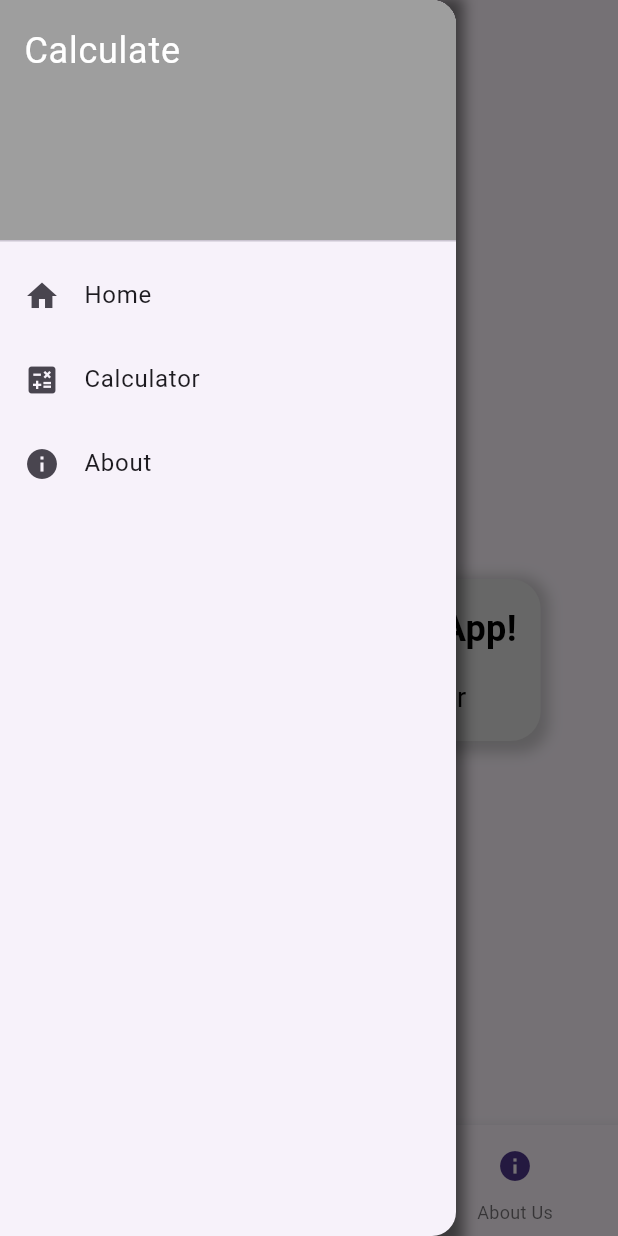
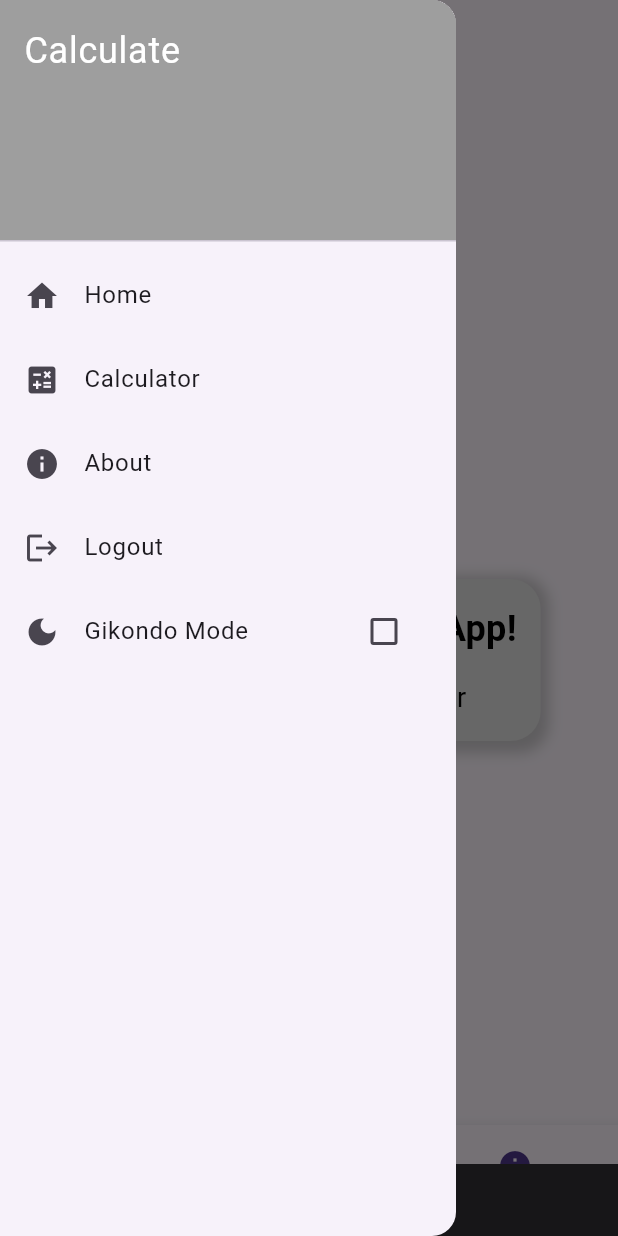
Before and after one commit to Joe-Ineza/calculatorAssignVersion2, a Flutter app: the screen it shows after launch, in the side drawer, after a tap on the "menu" icon, on a phone screen of 412 x 824 dp. Run offline on Flutter 3.47's test engine with Material 3 defaults, Android fonts, the light colour scheme and no system bars; our stand-ins replace internet_connection_checker.

Commit message:
Assignment 3

```diff
--- a/lib/main.dart
+++ b/lib/main.dart
@@ -1,6 +1,9 @@
 import 'package:flutter/material.dart';
 import 'package:calculatorvtwo_app/AboutView.dart';
 import 'package:calculatorvtwo_app/CalculatorView.dart';
+import 'package:internet_connection_checker/internet_connection_checker.dart';
+import 'package:provider/provider.dart';
+import 'package:calculatorvtwo_app/login.dart';
 
 void main() {
   runApp(const MyApp());
@@ -13,19 +16,71 @@ class MyApp extends StatelessWidget {
 
   @override
   Widget build(BuildContext context) {
+    return ChangeNotifierProvider(
+      create: (_) => DarkThemeProvider(),
+      child: Consumer<DarkThemeProvider>(
+        builder: (context, themeProvider, _) {
           return MaterialApp(
-      title: 'Navigator',
-      theme: theme,
+            debugShowCheckedModeBanner: false,
+            theme:
+                themeProvider.darkTheme ? ThemeData.dark() : ThemeData.light(),
             home: const HomeScreen(),
+          );
+        },
+      ),
     );
   }
 }
 
-class HomeScreen extends StatelessWidget {
+class HomeScreen extends StatefulWidget {
   const HomeScreen({Key? key}) : super(key: key);
 
   @override
+  _HomeScreenState createState() => _HomeScreenState();
+}
+
+class _HomeScreenState extends State<HomeScreen> {
+  int _selectedIndex = 0;
+  String _connectionStatus = 'Unknown';
+  int _currentIndex = 0;
+
+  @override
+  void initState() {
+    super.initState();
+    _initConnectivity();
+    _listenForConnectivityChanges();
+  }
+
+  Future<void> _initConnectivity() async {
+    bool isConnected = await InternetConnectionChecker().hasConnection;
+    setState(() {
+      _connectionStatus = isConnected ? 'Connected' : 'Disconnected';
+    });
+  }
+
+  void _listenForConnectivityChanges() {
+    InternetConnectionChecker().onStatusChange.listen((status) {
+      setState(() {
+        _connectionStatus = status == InternetConnectionStatus.connected
+            ? 'Connected'
+            : 'Disconnected';
+      });
+      _showConnectivitySnackbar();
+    });
+  }
+
+  void _showConnectivitySnackbar() {
+    ScaffoldMessenger.of(context).showSnackBar(
+      SnackBar(
+        content: Text(_connectionStatus),
+        duration: Duration(seconds: 15),
+      ),
+    );
+  }
+
+  @override
   Widget build(BuildContext context) {
+    final themeChange = Provider.of<DarkThemeProvider>(context);
     return Scaffold(
       appBar: AppBar(
         title: const Text('NavCalcApp'),
@@ -38,26 +93,11 @@ class HomeScreen extends StatelessWidget {
           ),
         ),
       ),
-      drawer: Container(
-        decoration: BoxDecoration(
-          boxShadow: [
-            BoxShadow(
-              color: Colors.black.withOpacity(0.5),
-              spreadRadius: 5,
-              blurRadius: 7,
-              offset: Offset(0, 3), // changes the shadow direction
-            ),
-          ],
-        ),
-        child: Drawer(
+      drawer: Drawer(
         child: ListView(
           padding: EdgeInsets.zero,
           children: [
-              Container(
-                constraints: BoxConstraints(
-                  maxWidth: 100,
-                ),
-                child: DrawerHeader(
+            DrawerHeader(
               decoration: BoxDecoration(
                 color: Colors.grey,
               ),
@@ -69,13 +109,11 @@ class HomeScreen extends StatelessWidget {
                 ),
               ),
             ),
-              ),
             ListTile(
               leading: Icon(Icons.home),
               title: Text('Home'),
               onTap: () {
                 Navigator.pop(context);
-                  // Navigate to the home screen or any other screen as needed
               },
             ),
             ListTile(
@@ -104,8 +142,32 @@ class HomeScreen extends StatelessWidget {
                 );
               },
             ),
+            ListTile(
+              leading: Icon(Icons.logout),
+              title: Text('Logout'),
+              onTap: () {
+                Navigator.pop(context);
+                Navigator.push(
+                  context,
+                  MaterialPageRoute(
+                    builder: (context) => LoginScreen(),
+                  ),
+                );
+              },
+            ),
+            ListTile(
+              leading: Icon(Icons.dark_mode),
+              title: Text('Gikondo Mode'),
+              trailing: Checkbox(
+                value: themeChange.darkTheme,
+                onChanged: (bool? value) {
+                  if (value != null) {
+                    themeChange.darkTheme = value;
+                  }
+                },
+              ),
+            )
           ],
-          ),
         ),
       ),
       body: Stack(
@@ -215,3 +277,14 @@ class HomeScreen extends StatelessWidget {
     );
   }
 }
+
+class DarkThemeProvider with ChangeNotifier {
+  bool _darkTheme = false;
+
+  bool get darkTheme => _darkTheme;
+
+  set darkTheme(bool value) {
+    _darkTheme = value;
+    notifyListeners();
+  }
+}
--- a/pubspec.yaml
+++ b/pubspec.yaml
@@ -30,6 +30,10 @@ environment:
 dependencies:
   flutter:
     sdk: flutter
+  shared_preferences: ^2.2.2
+  provider: ^6.1.1
+  internet_connection_checker: ^1.0.0+1
+  # google_sign_in: ^5.4.2
 
   # The following adds the Cupertino Icons font to your application.
   # Use with the CupertinoIcons class for iOS style icons.
```
Also changed, not shown: lib/SignUpView.dart (added, +65 -0 lines), lib/dark_theme_styles.dart (added, +29 -0 lines), lib/login.dart (added, +124 -0 lines), notifiers/dark_theme_provider.dart (added, +16 -0 lines), shared_preferences/shared_preferences.dart (added, +15 -0 lines), utils/devfestpreferences.dart (added, +15 -0 lines), pubspec.lock, 2 other files. Lines whose indentation alone changed are shown as unchanged.
